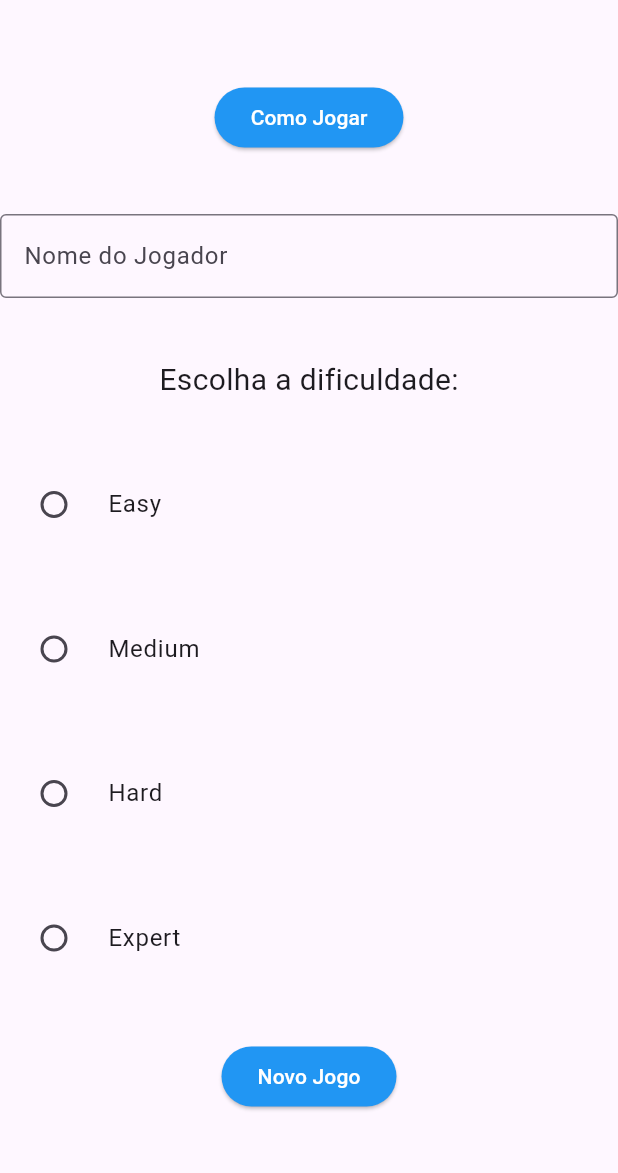
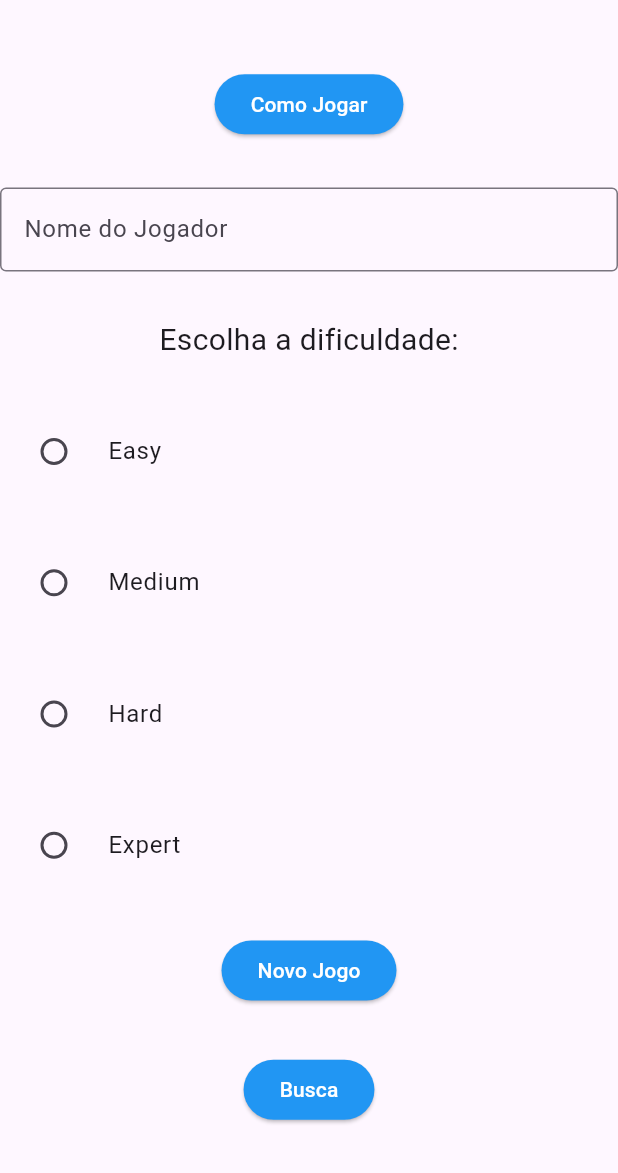
Before and after one commit to JoaoGabriel-hub/Sudoku-Dart, a Flutter app: the screen it shows after launch, on a phone screen of 412 x 824 dp, the part 63-1236 px from its top. Run offline on Flutter 3.47's test engine with Material 3 defaults, Android fonts, the phone set to English and light mode, and no system bars; missing offline and left inert: sudoku_dart.

Commit message:
feat: botão para a busca

```diff
--- a/lib/pages/home.dart
+++ b/lib/pages/home.dart
@@ -3,6 +3,7 @@
 import 'package:flutter/material.dart';
 import 'package:sudoku/pages/arguments.dart';
 import 'package:sudoku/pages/game.dart';
+
 
 
 class HomePage extends StatefulWidget {
@@ -123,7 +124,16 @@ class _HomePageState extends State<HomePage> {
               style: ElevatedButton.styleFrom(
                   backgroundColor: Colors.blue,
                   foregroundColor: Colors.white),
-              child: Text("Novo Jogo"))
+              child: Text("Novo Jogo")),
+
+            ElevatedButton(
+            onPressed: () {
+            Navigator.pushNamed(context, '/busca');
+            },
+            style: ElevatedButton.styleFrom(
+              backgroundColor: Colors.blue,
+              foregroundColor: Colors.white),
+            child: Text("Busca"))
           ],
 
           )
```
